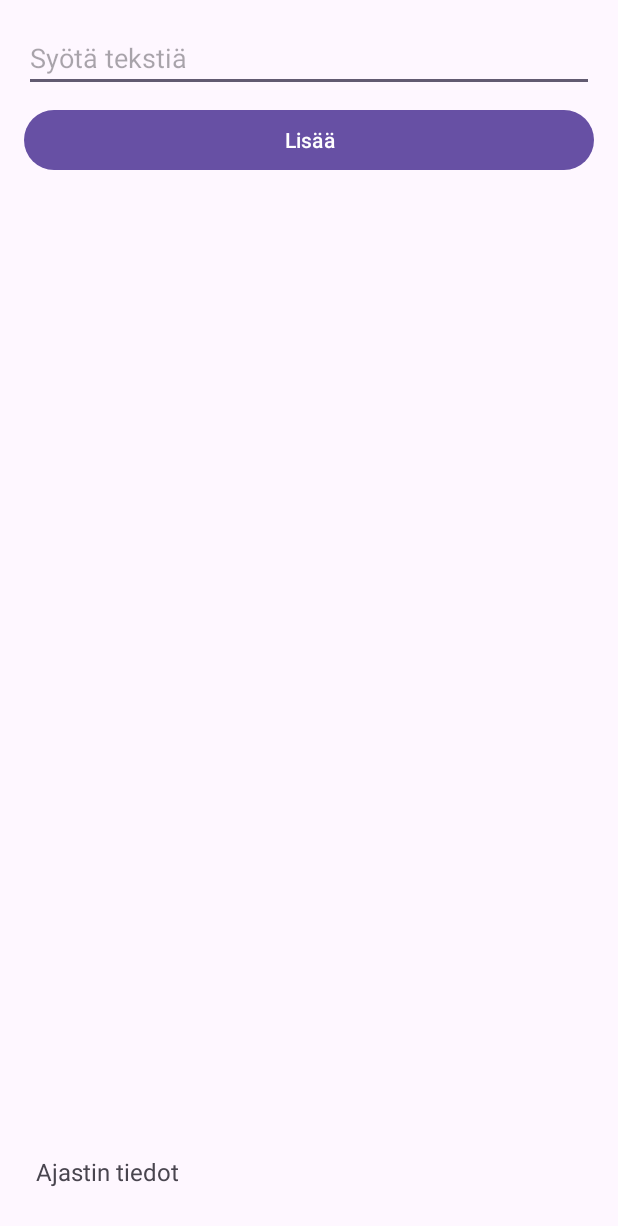
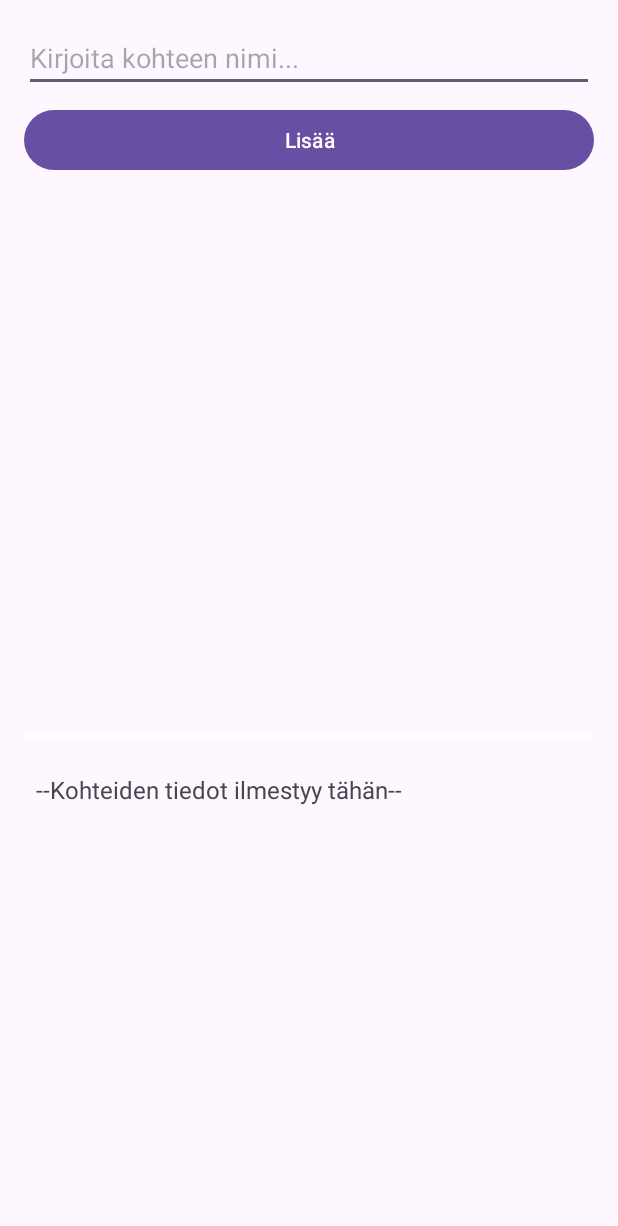
Before and after one commit to Kiviviki/TimerApp, an Android app: the MainActivity screen opened directly, with no data from a screen before it, on a phone screen of 412 x 824 dp. Shown: the top 1226 px of the screen. Run offline under Robolectric (Android 15) with nearby library versions, the phone set to English and light mode, and no system bars.

Commit message:
Fix bugs, suomi, usablity

```diff
--- a/app/src/main/res/layout/activity_main.xml
+++ b/app/src/main/res/layout/activity_main.xml
@@ -9,7 +9,7 @@
         android:id="@+id/textInput"
         android:layout_width="match_parent"
         android:layout_height="wrap_content"
-        android:hint="Syötä tekstiä"
+        android:hint="Kirjoita kohteen nimi..."
         android:layout_marginBottom="8dp" />
 
     <Button
@@ -25,16 +25,27 @@
         android:layout_weight="1"
         android:layout_marginTop="8dp" />
 
-    <!-- New TextView for showing names and times at the bottom -->
-    <TextView
-        android:id="@+id/timeDisplay"
+   <View
         android:layout_width="match_parent"
-        android:layout_height="wrap_content"
-        android:text="Ajastin tiedot"
-        android:textSize="16sp"
+        android:layout_height="1dp"
+        android:background="@color/white" />
+
+    <ScrollView
+        android:layout_width="match_parent"
+        android:layout_height="0dp"
+        android:layout_weight="0.8"
         android:layout_marginTop="16dp"
-        android:gravity="start"
-        android:padding="8dp"
-        android:paddingBottom="8dp"
-        android:layout_marginBottom="8dp"/>
+        android:layout_marginBottom="8dp">
+
+        <TextView
+            android:id="@+id/timeDisplay"
+            android:layout_width="match_parent"
+            android:layout_height="wrap_content"
+            android:text="--Kohteiden tiedot ilmestyy tähän--"
+            android:textSize="16sp"
+            android:gravity="start"
+            android:padding="8dp"
+            android:paddingBottom="8dp" />
+    </ScrollView>
+
 </LinearLayout>
```
Also changed, not shown: app/src/main/java/com/example/timerapp/ItemAdapter.java (+7 -0 lines), app/src/main/java/com/example/timerapp/MainActivity.java (+66 -8 lines), app/src/main/res/layout/item_layout.xml (+17 -7 lines).
